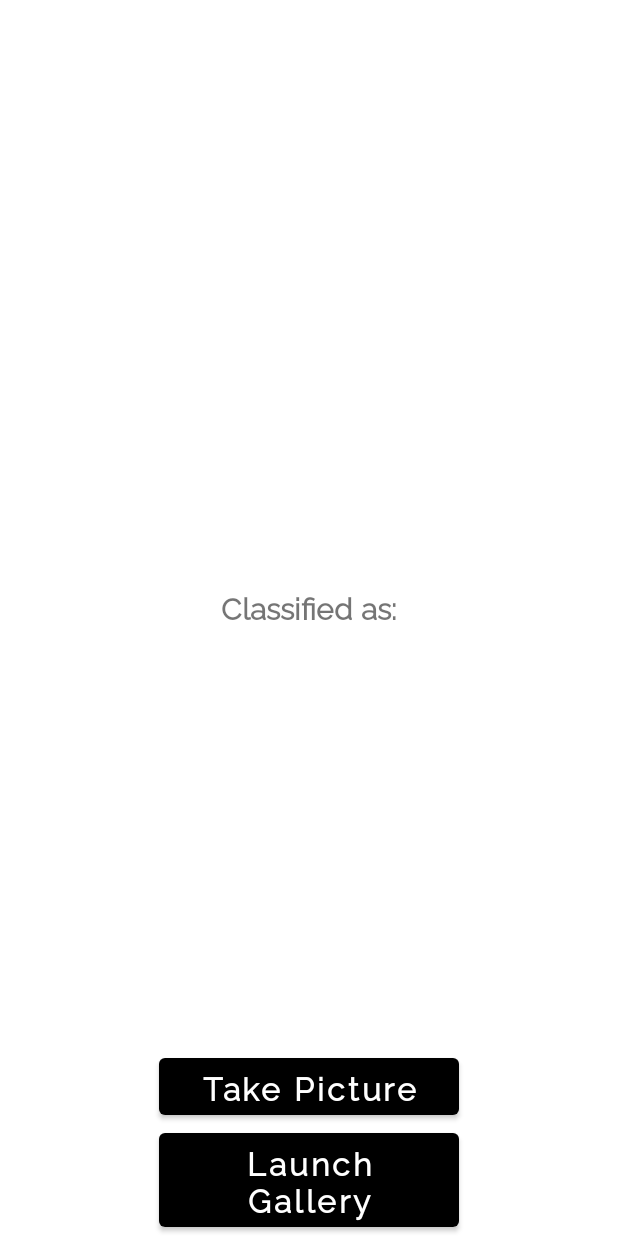
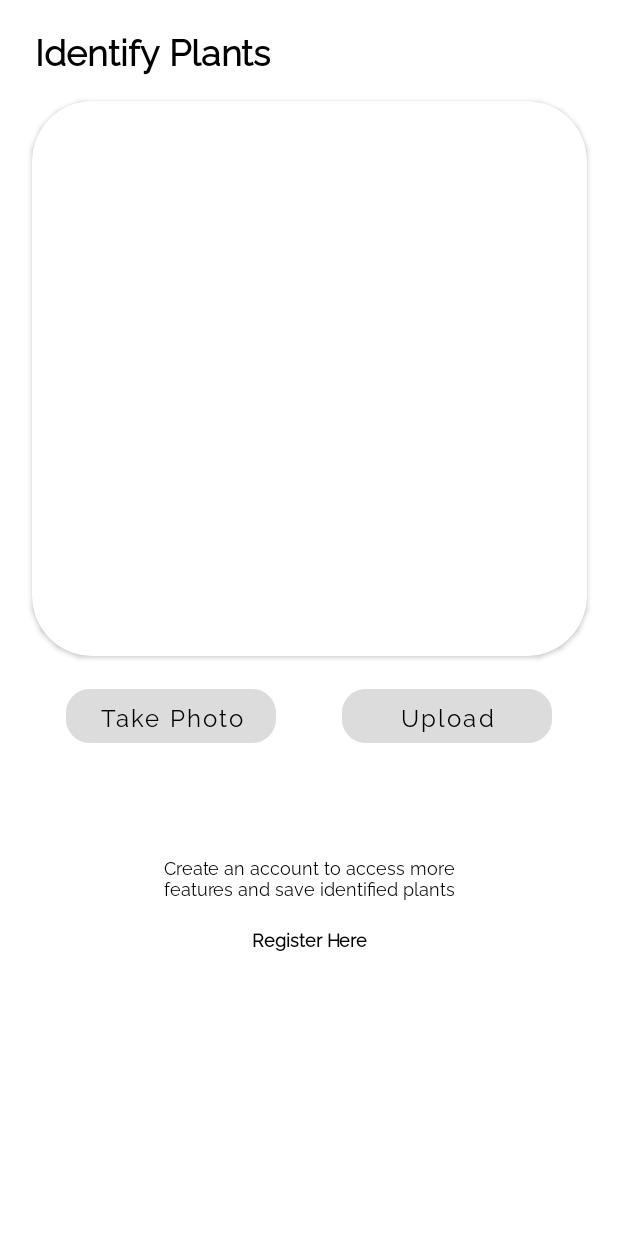
Before and after one commit to maisiehapney/PlantCareApp, an Android app: the ClassifyActivity screen opened directly, with no data from a screen before it, on a phone screen of 412 x 824 dp. Run offline under Robolectric (Android 15) with nearby library versions, the phone set to English and light mode, and no system bars; libraries missing offline, so code that uses them is left out: org.tensorflow.lite.

Commit message:
UI updates

```diff
--- a/PlantCareApp/app/src/main/java/com/example/plantcareapp/ClassifyActivity.java
+++ b/PlantCareApp/app/src/main/java/com/example/plantcareapp/ClassifyActivity.java
@@ -28,7 +28,7 @@ import java.nio.ByteOrder;
 
 public class ClassifyActivity extends AppCompatActivity {
 
-    Button camera, gallery;
+    Button camera, gallery, register;
     ImageView imageView;
     TextView result;
     int imageSize = 224;
@@ -40,9 +40,17 @@ public class ClassifyActivity extends AppCompatActivity {
 
         camera = findViewById(R.id.button);
         gallery = findViewById(R.id.button2);
+        register = findViewById(R.id.register_button);
 
         result = findViewById(R.id.result);
         imageView = findViewById(R.id.imageView);
+
+        register.setOnClickListener(new View.OnClickListener() {
+            @Override
+            public void onClick(View view) {
+                openRegisterActivity();
+            }
+        });
 
         camera.setOnClickListener(new View.OnClickListener() {
             @Override
@@ -65,6 +73,11 @@ public class ClassifyActivity extends AppCompatActivity {
                 startActivityForResult(cameraIntent, 1);
             }
         });
+    }
+
+    public void openRegisterActivity() {
+        Intent intent = new Intent(this, RegisterActivity.class);
+        startActivity(intent);
     }
 
     public void classifyImage(Bitmap image){
--- a/PlantCareApp/app/src/main/res/layout/activity_classify.xml
+++ b/PlantCareApp/app/src/main/res/layout/activity_classify.xml
@@ -1,60 +1,149 @@
 <?xml version="1.0" encoding="utf-8"?>
-<RelativeLayout xmlns:android="http://schemas.android.com/apk/res/android"
+<ScrollView xmlns:android="http://schemas.android.com/apk/res/android"
+    xmlns:app="http://schemas.android.com/apk/res-auto"
     xmlns:tools="http://schemas.android.com/tools"
     android:layout_width="match_parent"
     android:layout_height="match_parent"
-    tools:context=".MainActivity">
+    tools:context=".ClassifyActivity">
+
+    <androidx.constraintlayout.widget.ConstraintLayout
+        android:layout_width="match_parent"
+        android:layout_height="wrap_content">
+
+        <TextView
+            android:id="@+id/title"
+            android:layout_width="187dp"
+            android:layout_height="51dp"
+            android:layout_marginStart="8dp"
+            android:layout_marginTop="16dp"
+            android:text="Identify Plants"
+            android:textAlignment="center"
+            android:textColor="@color/black"
+            android:textSize="24sp"
+            android:textStyle="bold"
+            app:layout_constraintBottom_toTopOf="@+id/card"
+            app:layout_constraintRight_toRightOf="parent"
+            app:layout_constraintStart_toStartOf="parent"
+            app:layout_constraintTop_toTopOf="parent" />
+
+        <androidx.cardview.widget.CardView
+            android:layout_width="370sp"
+            android:layout_height="370sp"
+            android:background="#B3D9D9D9"
+            android:id="@+id/card"
+            app:layout_constraintBottom_toTopOf="@+id/barrier"
+            app:layout_constraintLeft_toLeftOf="parent"
+            app:layout_constraintRight_toRightOf="parent"
+            app:layout_constraintTop_toBottomOf="@+id/title"
+            app:cardCornerRadius="40dp">
+        </androidx.cardview.widget.CardView>
+
+        <ImageView
+            android:id="@+id/imageView"
+            android:layout_width="320sp"
+            android:layout_height="320sp"
+            android:elevation="2dp"
+            app:layout_constraintTop_toTopOf="@+id/card"
+            app:layout_constraintLeft_toLeftOf="@+id/card"
+            app:layout_constraintRight_toRightOf="@+id/card"
+            app:layout_constraintBottom_toBottomOf="@+id/card" />
+
+        <androidx.constraintlayout.widget.Barrier
+            android:id="@+id/barrier"
+            android:layout_width="wrap_content"
+            android:layout_height="wrap_content"
+            app:barrierDirection="bottom"
+            app:constraint_referenced_ids="card" />
 
         <Button
-        android:layout_width="200dp"
-        android:layout_height="wrap_content"
+            android:id="@+id/button"
+            android:layout_width="140dp"
+            android:layout_height="48dp"
             android:layout_centerInParent="true"
-        android:id="@+id/button"
-        android:text="Take Picture"
+            android:layout_marginTop="16dp"
+            android:backgroundTint="#B3D9D9D9"
+            android:stateListAnimator="@null"
+            android:text="Take Photo"
             android:textAllCaps="false"
-        android:layout_above="@id/button2"
-        android:textSize="21sp"
-        android:textStyle="bold"
-        />
+            android:textColor="#000000"
+            android:textSize="16sp"
+            app:cornerRadius="16dp"
+            app:layout_constraintBottom_toTopOf="@+id/barrier2"
+            app:layout_constraintLeft_toLeftOf="parent"
+            app:layout_constraintRight_toLeftOf="@+id/button2"
+            app:layout_constraintTop_toBottomOf="@+id/barrier" />
+
         <Button
-        android:layout_width="200dp"
-        android:layout_height="wrap_content"
+            android:id="@+id/button2"
+            android:layout_width="140dp"
+            android:layout_height="48dp"
             android:layout_centerInParent="true"
-        android:id="@+id/button2"
-        android:text="Launch Gallery"
+            android:layout_marginTop="16dp"
+            android:backgroundTint="#B3D9D9D9"
+            android:stateListAnimator="@null"
+            android:text="Upload"
             android:textAllCaps="false"
-        android:layout_alignParentBottom="true"
-        android:textSize="21sp"
-        android:textStyle="bold"
-        />
-    <ImageView
-        android:layout_width="370sp"
-        android:layout_height="370sp"
-        android:layout_centerHorizontal="true"
-        android:id="@+id/imageView"
-        android:layout_marginTop="10sp"
-        />
-    <TextView
+            android:textColor="#000000"
+            android:textSize="16sp"
+            app:cornerRadius="16dp"
+            app:layout_constraintBottom_toTopOf="@+id/barrier2"
+            app:layout_constraintLeft_toRightOf="@+id/button"
+            app:layout_constraintRight_toRightOf="parent"
+            app:layout_constraintTop_toBottomOf="@+id/barrier" />
+
+        <androidx.constraintlayout.widget.Barrier
+            android:id="@+id/barrier2"
             android:layout_width="wrap_content"
             android:layout_height="wrap_content"
-        android:layout_centerHorizontal="true"
-        android:text="Classified as:"
-        android:textStyle="bold"
-        android:textSize="20sp"
-        android:id="@+id/classified"
-        android:layout_below="@+id/imageView"
-        android:layout_marginTop="10sp"
-        />
+            app:barrierDirection="bottom"
+            app:constraint_referenced_ids="button, button2" />
+
         <TextView
+            android:id="@+id/result"
             android:layout_width="wrap_content"
             android:layout_height="wrap_content"
-        android:layout_centerHorizontal="true"
+            android:layout_marginTop="20dp"
             android:text=""
-        android:textColor="#C30000"
+            android:textColor="@color/black"
+            android:textSize="20sp"
             android:textStyle="bold"
-        android:textSize="27sp"
-        android:id="@+id/result"
-        android:layout_below="@+id/classified"
-        />
+            app:layout_constraintBottom_toTopOf="@+id/information"
+            app:layout_constraintLeft_toLeftOf="parent"
+            app:layout_constraintRight_toRightOf="parent"
+            app:layout_constraintTop_toBottomOf="@+id/barrier2" />
 
-</RelativeLayout>
+        <TextView
+            android:id="@+id/information"
+            android:layout_width="221dp"
+            android:layout_height="38dp"
+            android:layout_marginTop="20dp"
+            android:text="Create an account to access more features and save identified plants"
+            android:textAlignment="center"
+            android:textColor="#000000"
+            android:textSize="12sp"
+            app:layout_constraintBottom_toTopOf="@+id/register_button"
+            app:layout_constraintLeft_toLeftOf="parent"
+            app:layout_constraintRight_toRightOf="parent"
+            app:layout_constraintTop_toBottomOf="@+id/result" />
+
+        <Button
+            android:id="@+id/register_button"
+            style="?android:attr/borderlessButtonStyle"
+            android:layout_width="125dp"
+            android:layout_height="38dp"
+            android:text="Register Here"
+            android:textStyle='bold'
+            android:textAllCaps="false"
+            android:textColor="#000000"
+            android:textSize="12sp"
+            app:layout_constraintBottom_toBottomOf="parent"
+            app:layout_constraintLeft_toLeftOf="parent"
+            app:layout_constraintRight_toRightOf="parent"
+            app:layout_constraintTop_toBottomOf="@+id/information" />
+
+
+    </androidx.constraintlayout.widget.ConstraintLayout>
+
+
+
+</ScrollView>
```
Lines whose indentation alone changed are shown as unchanged.
